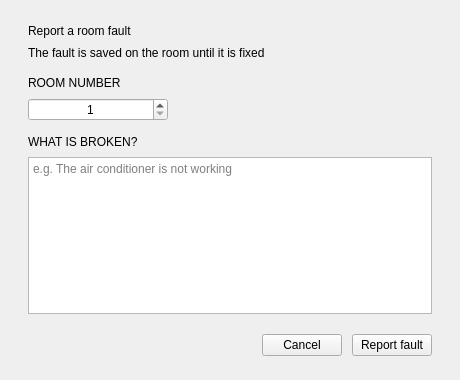
Qt form src/1.1 - sql-UI/UI/UI_Files/new_room_fault_dialog.ui (NaorFarjun02/Room_Management) before a commit.
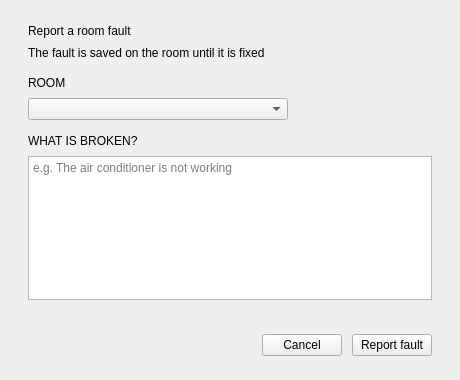
The same form after that commit.

Commit message: Add orders page, settings page, room filters and fault fixes

Diff of the .ui file:
```diff
--- a/src/1.1 - sql-UI/UI/UI_Files/new_room_fault_dialog.ui
+++ b/src/1.1 - sql-UI/UI/UI_Files/new_room_fault_dialog.ui
@@ -68,7 +68,7 @@
    <item>
     <widget class="QLabel" name="label">
      <property name="text">
-      <string>ROOM NUMBER</string>
+      <string>ROOM</string>
      </property>
      <property name="role" stdset="0">
       <string>caption</string>
@@ -76,24 +76,21 @@
     </widget>
    </item>
    <item>
-    <widget class="QSpinBox" name="room_number_input">
-     <property name="minimum">
-      <number>1</number>
-     </property>
-     <property name="maximum">
-      <number>9999</number>
-     </property>
-     <property name="value">
-      <number>1</number>
+    <widget class="QComboBox" name="room_number_input">
+     <property name="minimumSize">
+      <size>
+       <width>220</width>
+       <height>0</height>
+      </size>
      </property>
      <property name="maximumSize">
       <size>
-       <width>140</width>
+       <width>260</width>
        <height>16777215</height>
       </size>
      </property>
-     <property name="alignment">
-      <set>Qt::AlignCenter</set>
+     <property name="cursor">
+      <cursorShape>PointingHandCursor</cursorShape>
      </property>
     </widget>
    </item>
@@ -139,6 +136,16 @@
      </property>
     </widget>
    </item>
+   <item>
+    <widget class="QLabel" name="error_label">
+     <property name="text">
+      <string/>
+     </property>
+     <property name="role" stdset="0">
+      <string>error</string>
+     </property>
+    </widget>
+   </item>
    <item>
     <spacer name="spacer_3">
      <property name="orientation">
@@ -150,7 +157,7 @@
      <property name="sizeHint" stdset="0">
       <size>
        <width>20</width>
-       <height>12</height>
+       <height>4</height>
       </size>
      </property>
     </spacer>
```
The commit also changes 20 other files.
